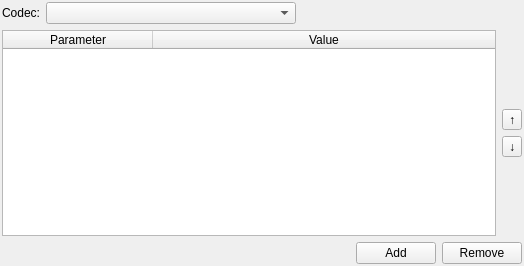
Above: src/tableeditor/tableeditorui.ui from HJCMS/qx11grab before the change. Below: the same form after it.
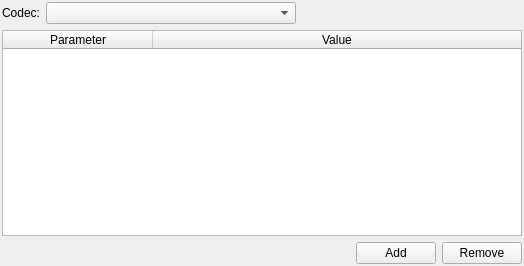
That is the form after the change. Icons and pictures are not drawn.

The edit to the form file:
```diff
--- a/src/tableeditor/tableeditorui.ui
+++ b/src/tableeditor/tableeditorui.ui
@@ -142,50 +142,6 @@
        </column>
       </widget>
      </item>
-     <item>
-      <layout class="QVBoxLayout" name="moveLayout">
-       <item>
-        <spacer name="sp0">
-         <property name="orientation">
-          <enum>Qt::Vertical</enum>
-         </property>
-         <property name="sizeHint" stdset="0">
-          <size>
-           <width>20</width>
-           <height>40</height>
-          </size>
-         </property>
-        </spacer>
-       </item>
-       <item>
-        <widget class="QToolButton" name="moveUp">
-         <property name="text">
-          <string>↑</string>
-         </property>
-        </widget>
-       </item>
-       <item>
-        <widget class="QToolButton" name="moveDown">
-         <property name="text">
-          <string>↓</string>
-         </property>
-        </widget>
-       </item>
-       <item>
-        <spacer name="sp1">
-         <property name="orientation">
-          <enum>Qt::Vertical</enum>
-         </property>
-         <property name="sizeHint" stdset="0">
-          <size>
-           <width>20</width>
-           <height>40</height>
-          </size>
-         </property>
-        </spacer>
-       </item>
-      </layout>
-     </item>
     </layout>
    </item>
    <item>
```
Left out of the diff: 13 changed lines with no effect on the pictures.
